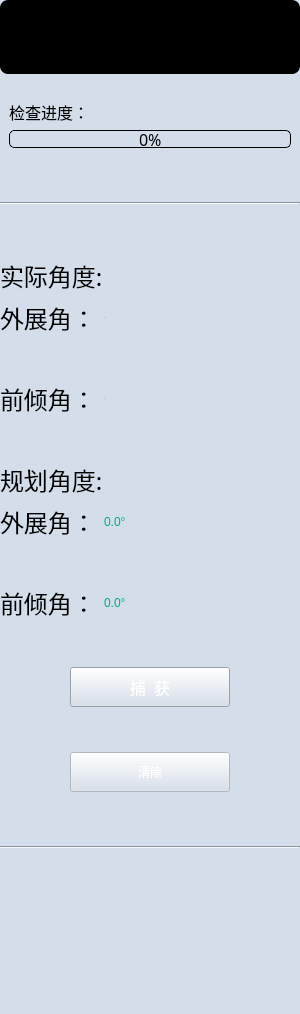
This is Plugins/org.mitk.lancet.putmolarcupprosthesisaccuracy/src/internal/QPutMolarCupProsthesisAccuracyControls.ui in zhaomengxiao/LancetMITK-Adition as Qt 5 draws it before an edit. The edited form follows.
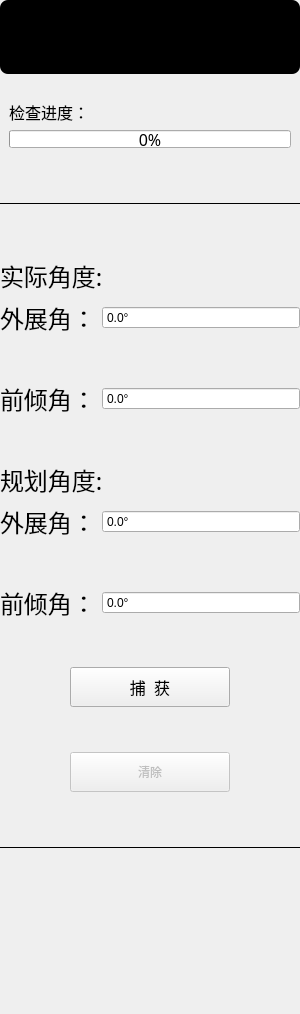
This is the edited form. Icons and pictures are not drawn.

What changed in the file:
```diff
--- a/Plugins/org.mitk.lancet.putmolarcupprosthesisaccuracy/src/internal/QPutMolarCupProsthesisAccuracyControls.ui
+++ b/Plugins/org.mitk.lancet.putmolarcupprosthesisaccuracy/src/internal/QPutMolarCupProsthesisAccuracyControls.ui
@@ -32,7 +32,7 @@
    <string>硬件准备</string>
   </property>
   <property name="styleSheet">
-   <string notr="true">background:#d4deea;</string>
+   <string notr="true"/>
   </property>
   <property name="currentIndex" stdset="0">
    <number>0</number>
@@ -136,29 +136,7 @@
          </font>
         </property>
         <property name="styleSheet">
-         <string notr="true">QProgressBar {
-	/* 外边框 */
-	border:1px solid black;
-	
-	/* 倒角 */
-	border-radius:5px;
-	
-	background-image: url(:/org.mitk.lancet.putmolarcupprosthesisaccuracy/image/scrool.png);
-	/* 字体对齐方式 */
-	text-align:center;
-}
-
-/* 进度条 */
-QProgressBar::chunk {
-	/* 颜色 */
-	background-color:rgb(0, 183, 138);
-	
-	/* 步进距离 */
-	width:5px;
-	
-	/* 进度条中间空白区域宽度 */
-	margin:1px;
-}</string>
+         <string notr="true"/>
         </property>
         <property name="value">
          <number>0</number>
@@ -189,8 +167,10 @@
        </size>
       </property>
       <property name="styleSheet">
-       <string notr="true">border-image: url(:/org.mitk.lancet.putmolarcupprosthesisaccuracy/image/fenge.png);
-</string>
+       <string notr="true"/>
+      </property>
+      <property name="frameShadow">
+       <enum>QFrame::Plain</enum>
       </property>
       <property name="orientation">
        <enum>Qt::Horizontal</enum>
@@ -254,19 +234,13 @@
         <property name="font">
          <font>
           <family>Arial</family>
-          <pointsize>-1</pointsize>
           <weight>50</weight>
           <italic>false</italic>
           <bold>false</bold>
          </font>
         </property>
         <property name="styleSheet">
-         <string notr="true">QDoubleSpinBox{
-color: rgb(0, 170, 127);
-border-radius: 5px;
-background-color: transparent;
-font:58px 'Arial';
-}</string>
+         <string notr="true"/>
         </property>
         <property name="readOnly">
          <bool>true</bool>
@@ -329,19 +303,13 @@
         <property name="font">
          <font>
           <family>Arial</family>
-          <pointsize>-1</pointsize>
           <weight>50</weight>
           <italic>false</italic>
           <bold>false</bold>
          </font>
         </property>
         <property name="styleSheet">
-         <string notr="true">QDoubleSpinBox{
-color: rgb(0, 170, 127);
-border-radius: 5px;
-background-color: transparent;
-font:58px 'Arial';
-}</string>
+         <string notr="true"/>
         </property>
         <property name="readOnly">
          <bool>true</bool>
@@ -414,12 +382,7 @@
       <item>
        <widget class="QDoubleSpinBox" name="doubleSpinBox_PlanInclination">
         <property name="styleSheet">
-         <string notr="true">QDoubleSpinBox{
-color: rgb(0, 170, 127);
-border-radius: 5px;
-background-color: transparent;
-font:58px 'Arial';
-}</string>
+         <string notr="true"/>
         </property>
         <property name="buttonSymbols">
          <enum>QAbstractSpinBox::NoButtons</enum>
@@ -485,12 +448,7 @@
          </size>
         </property>
         <property name="styleSheet">
-         <string notr="true">QDoubleSpinBox{
-color: rgb(0, 170, 127);
-border-radius: 5px;
-background-color: transparent;
-font:58px 'Arial';
-}</string>
+         <string notr="true"/>
         </property>
         <property name="buttonSymbols">
          <enum>QAbstractSpinBox::NoButtons</enum>
@@ -554,24 +512,7 @@
          </font>
         </property>
         <property name="styleSheet">
-         <string notr="true">QPushButton{
-	border-image: url(:/org.mitk.lancet.putmolarcupprosthesisaccuracy/image/default.png);
-	color:white;
-}
-QPushButton::hover
-{
-	border-image: url(:/org.mitk.lancet.putmolarcupprosthesisaccuracy/image/on.png);
-	color:balck;
-}
-QPushButton::disabled
-{
-	border-image: url(:/org.mitk.lancet.putmolarcupprosthesisaccuracy/image/disabled.png);	
-	color: rgb(153, 153, 153);
-}
-QPushButton::pressed { 
-	padding-left:6px;
-	padding-top:6px;
-}</string>
+         <string notr="true"/>
         </property>
         <property name="text">
          <string>捕  获</string>
@@ -636,24 +577,7 @@
          </size>
         </property>
         <property name="styleSheet">
-         <string notr="true">QPushButton{
-	border-image: url(:/org.mitk.lancet.putmolarcupprosthesisaccuracy/image/default.png);
-	color:white;
-}
-QPushButton::hover
-{
-	border-image: url(:/org.mitk.lancet.putmolarcupprosthesisaccuracy/image/on.png);
-	color:balck;
-}
-QPushButton::disabled
-{
-	border-image: url(:/org.mitk.lancet.putmolarcupprosthesisaccuracy/image/disabled.png);	
-	color: rgb(153, 153, 153);
-}
-QPushButton::pressed { 
-	padding-left:6px;
-	padding-top:6px;
-}</string>
+         <string notr="true"/>
         </property>
         <property name="text">
          <string>清除</string>
@@ -697,8 +621,10 @@
        </size>
       </property>
       <property name="styleSheet">
-       <string notr="true">border-image: url(:/org.mitk.lancet.putmolarcupprosthesisaccuracy/image/fenge.png);
-</string>
+       <string notr="true"/>
+      </property>
+      <property name="frameShadow">
+       <enum>QFrame::Plain</enum>
       </property>
       <property name="orientation">
        <enum>Qt::Horizontal</enum>
```
Left out of the diff: 4 changed lines with no effect on the pictures.
